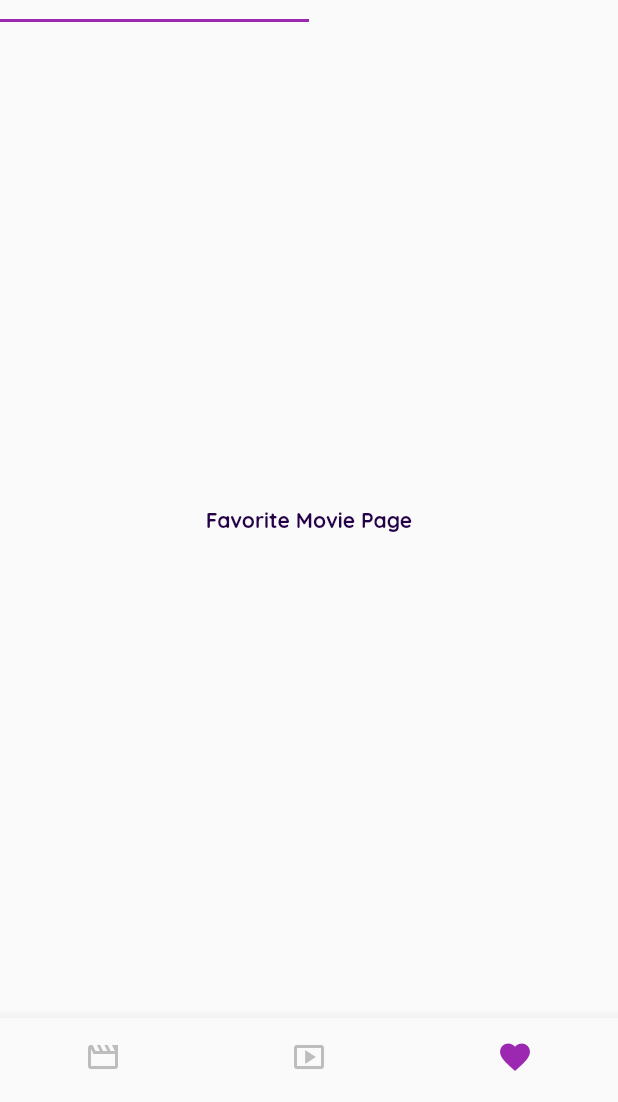
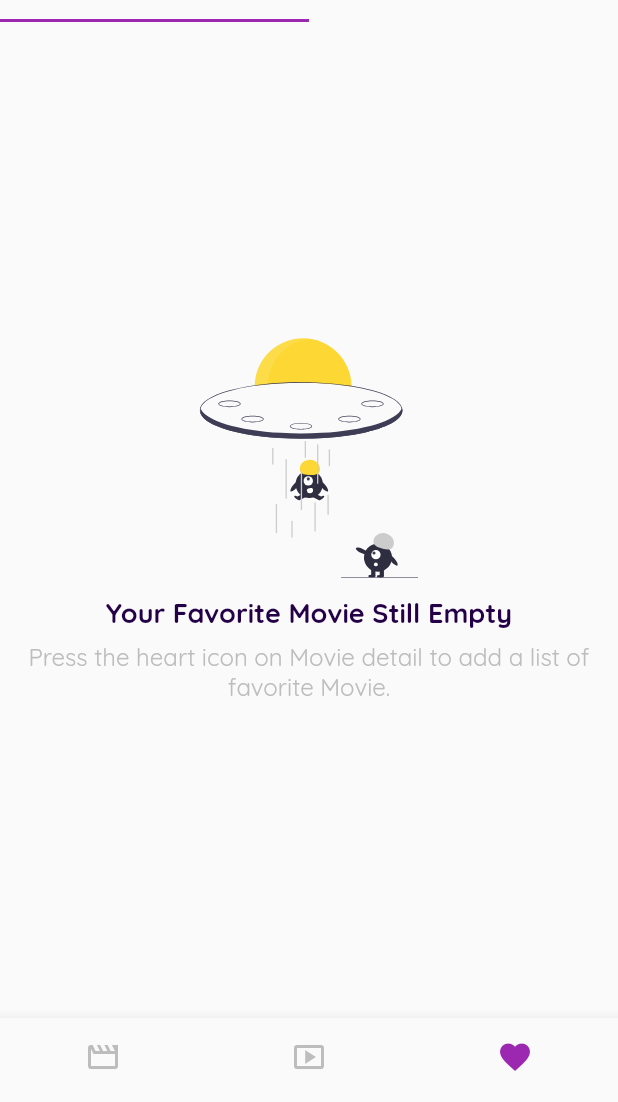
Before and after one commit to fajri-rasid1st/bwa_flutix, a Flutter app: the screen it shows after launch, item 3 of the bottom bar chosen, on a phone screen of 412 x 824 dp, the part 134-1236 px from its top. Run offline on Flutter 3.47's test engine with Material 2 defaults, Android fonts, the phone set to English and light mode, and no system bars; our stand-ins replace cached_network_image, flutter_rating_bar, flutter_spinkit, flutter_svg, readmore, sqflite and 1 more; accounts and stored records are empty; network calls fail.

Commit message:
updated favorite feature

```diff
--- a/lib/ui/pages/favorite_movie_page.dart
+++ b/lib/ui/pages/favorite_movie_page.dart
@@ -1,4 +1,7 @@
-import 'package:cick_movie_app/ui/styles/text_style.dart';
+import 'package:cick_movie_app/data/db/favorite_database.dart';
+import 'package:cick_movie_app/data/models/favorite.dart';
+import 'package:cick_movie_app/ui/widgets/favorite_empty.dart';
+import 'package:cick_movie_app/ui/widgets/future_on_load.dart';
 import 'package:flutter/material.dart';
 
 class FavoriteMoviePage extends StatefulWidget {
@@ -9,15 +12,33 @@ class FavoriteMoviePage extends StatefulWidget {
 }
 
 class _FavoriteMoviePageState extends State<FavoriteMoviePage> {
+  List<Favorite> _movieFavorites;
+
+  bool _isLoading = true;
+
+  @override
+  void initState() {
+    getMovieFavorites();
+
+    super.initState();
+  }
+
   @override
   Widget build(BuildContext context) {
-    return Container(
-      child: Center(
-        child: Text(
-          'Favorite Movie Page',
-          style: appBarTitleTextStyle,
-        ),
-      ),
-    );
+    if (_isLoading) {
+      return const FutureOnLoad(text: 'Please wait...');
+    } else {
+      if (_movieFavorites.isEmpty) {
+        return FavoriteEmpty(text: 'Movie');
+      } else {
+        return Text('Asiap');
+      }
+    }
+  }
+
+  Future<void> getMovieFavorites() async {
+    _movieFavorites = await FavoriteDatabase.instance.readFavorites('movie');
+
+    setState(() => _isLoading = false);
   }
 }
--- a/lib/ui/screens/main_screen.dart
+++ b/lib/ui/screens/main_screen.dart
@@ -1,3 +1,4 @@
+import 'package:cick_movie_app/data/db/favorite_database.dart';
 import 'package:cick_movie_app/ui/pages/favorite_page.dart';
 import 'package:cick_movie_app/ui/pages/movie_page.dart';
 import 'package:cick_movie_app/ui/pages/tv_show_page.dart';
@@ -48,6 +49,8 @@ class _MainScreenState extends State<MainScreen>
   void dispose() {
     _scrollController.dispose();
     _tabController.dispose();
+
+    FavoriteDatabase.instance.close();
 
     super.dispose();
   }
--- a/lib/ui/screens/tv_show_detail_screen.dart
+++ b/lib/ui/screens/tv_show_detail_screen.dart
@@ -8,6 +8,7 @@ import 'package:cick_movie_app/ui/screens/utils.dart';
 import 'package:cick_movie_app/ui/styles/color_scheme.dart';
 import 'package:cick_movie_app/ui/styles/text_style.dart';
 import 'package:cick_movie_app/ui/widgets/custom_app_bar.dart';
+import 'package:cick_movie_app/ui/widgets/custom_divider.dart';
 import 'package:cick_movie_app/ui/widgets/future_on_load.dart';
 import 'package:flutter/material.dart';
 import 'package:flutter_rating_bar/flutter_rating_bar.dart';
@@ -292,7 +293,7 @@ class _TvShowDetailScreenState extends State<TvShowDetailScreen> {
                 ],
               ),
               // Divider
-              Utils.buildDivider(),
+              CustomDivider(),
               // Tv Show Casts
               Column(
                 crossAxisAlignment: CrossAxisAlignment.start,
@@ -394,7 +395,7 @@ class _TvShowDetailScreenState extends State<TvShowDetailScreen> {
                 ],
               ),
               // Divider
-              Utils.buildDivider(),
+              CustomDivider(),
               // Tv Show Overview
               Container(
                 margin: const EdgeInsets.symmetric(horizontal: 16),
--- /dev/null
+++ b/lib/ui/widgets/favorite_empty.dart
@@ -0,0 +1,47 @@
+import 'package:cick_movie_app/ui/styles/color_scheme.dart';
+import 'package:flutter/material.dart';
+import 'package:flutter_svg/flutter_svg.dart';
+
+class FavoriteEmpty extends StatelessWidget {
+  final String text;
+
+  const FavoriteEmpty({Key key, @required this.text}) : super(key: key);
+
+  @override
+  Widget build(BuildContext context) {
+    return Scaffold(
+      body: Container(
+        margin: const EdgeInsets.symmetric(horizontal: 16),
+        child: Center(
+          child: Column(
+            mainAxisAlignment: MainAxisAlignment.center,
+            children: <Widget>[
+              SvgPicture.asset(
+                'assets/svg/undraw_Taken_re_yn20.svg',
+                height: 160,
+              ),
+              const SizedBox(height: 12),
+              Text(
+                'Your Favorite $text Still Empty',
+                style: TextStyle(
+                  fontSize: 18,
+                  fontWeight: FontWeight.w700,
+                  color: primaryTextColor,
+                ),
+              ),
+              const SizedBox(height: 8),
+              Text(
+                'Press the heart icon on $text detail to add a list of favorite $text.',
+                textAlign: TextAlign.center,
+                style: TextStyle(
+                  fontSize: 16,
+                  color: secondaryColor,
+                ),
+              ),
+            ],
+          ),
+        ),
+      ),
+    );
+  }
+}
--- a/pubspec.yaml
+++ b/pubspec.yaml
@@ -37,6 +37,7 @@ dependencies:
     cached_network_image: 2.5.1
     flutter_staggered_grid_view: 0.3.4
     flutter_spinkit: 4.1.2
+    flutter_svg: 0.19.3
 
     readmore:
         git:
@@ -61,6 +62,8 @@ flutter:
     # To add assets to your application, add an assets section, like this:
     assets:
         - assets/images/cickmovie_sm.png
+        - assets/svg/undraw_server_down_s4lk.svg
+        - assets/svg/undraw_Taken_re_yn20.svg
 
     # An image asset can refer to one or more resolution-specific "variants", see
     # https://flutter.dev/assets-and-images/#resolution-aware.
```
Also changed, not shown: lib/data/db/favorite_database.dart (+22 -0 lines), lib/ui/pages/favorite_tv_show_page.dart (+30 -9 lines), lib/ui/screens/movie_detail_screen.dart (+5 -2 lines), lib/ui/screens/utils.dart (+0 -27 lines), lib/ui/widgets/custom_divider.dart (added, +32 -0 lines), lib/ui/widgets/future_on_load.dart (+10 -8 lines), assets/svg/undraw_Taken_re_yn20.svg (added), assets/svg/undraw_server_down_s4lk.svg (added), pubspec.lock.
